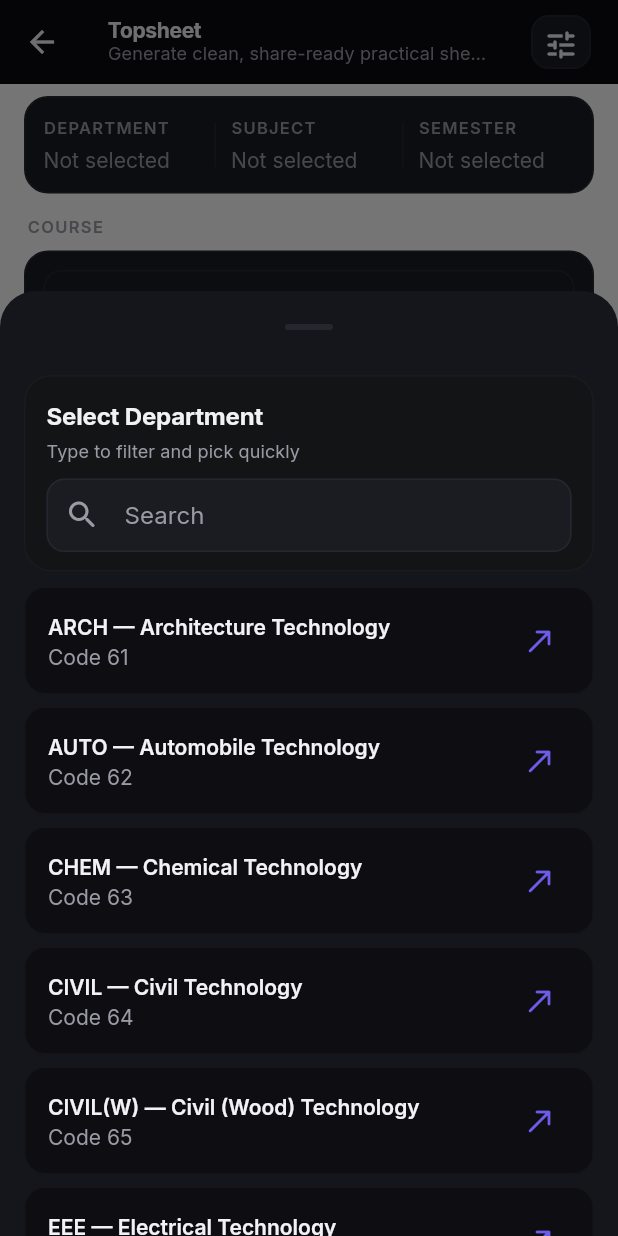
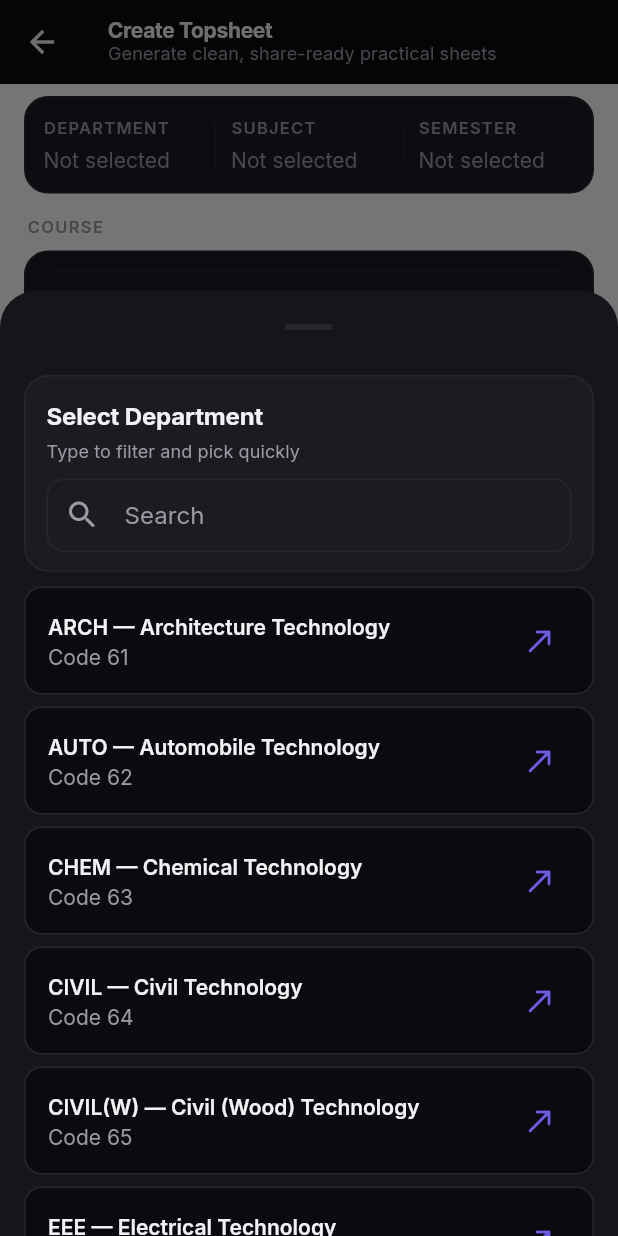
Before and after one commit to thekami-dev/topsheet, a Flutter app: the CreateScreen screen opened directly, after a tap on the "close" icon, after a tap on "Select…", on a phone screen of 412 x 824 dp. Run offline on Flutter 3.47's test engine with Material 3 defaults, Android fonts, the light colour scheme and no system bars; our stand-ins replace google_fonts, package_info_plus, pdf, printing, shared_preferences, sqflite; accounts and stored records are empty.

Commit message:
Fix applicationId/namespace to com.thekami.topsheet (match Play Console listing), flatten remaining glass surfaces, remove duplicate Settings button

```diff
--- a/lib/screens/create_screen.dart
+++ b/lib/screens/create_screen.dart
@@ -18,7 +18,6 @@ import '../pdf/topsheet_pdf.dart';
 import '../widgets/pressable.dart';
 import '../widgets/recall_text_field.dart';
 import '../widgets/searchable_picker.dart';
-import 'settings_screen.dart';
 
 /* Hallmark · genre: modern-minimal · macrostructure: Workbench
  * design-system: design.md · designed-as-app
@@ -49,7 +48,6 @@ class _CreateScreenState extends State<CreateScreen> with WidgetsBindingObserver
   final _teacherRoleCtrl = TextEditingController();
   final _teacherDeptCtrl = TextEditingController();
 
-  final _settingsButtonKey = GlobalKey();
   final _scrollController = ScrollController();
 
   _FabState _fabState = _FabState.idle;
@@ -598,13 +596,6 @@ class _CreateScreenState extends State<CreateScreen> with WidgetsBindingObserver
     });
   }
 
-  void _openSettings() {
-    final tier = motionTierOf(context);
-    Navigator.of(
-      context,
-    ).push(_SettingsRoute(reduced: tier == MotionTier.reduced));
-  }
-
   @override
   void dispose() {
     WidgetsBinding.instance.removeObserver(this);
@@ -630,7 +621,7 @@ class _CreateScreenState extends State<CreateScreen> with WidgetsBindingObserver
         title: Column(
           crossAxisAlignment: CrossAxisAlignment.start,
           children: [
-            const Text('Topsheet'),
+            const Text('Create Topsheet'),
             Text(
               'Generate clean, share-ready practical sheets',
               style: Theme.of(context).textTheme.bodySmall?.copyWith(
@@ -640,27 +631,7 @@ class _CreateScreenState extends State<CreateScreen> with WidgetsBindingObserver
             ),
           ],
         ),
-        actions: [
-          Pressable(
-            key: _settingsButtonKey,
-            onTap: _openSettings,
-            child: Padding(
-              padding: const EdgeInsets.all(10),
-              child: DecoratedBox(
-                decoration: BoxDecoration(
-                  color: scheme.surfaceContainerHighest,
-                  borderRadius: BorderRadius.circular(12),
-                  border: Border.all(color: scheme.outlineVariant),
-                ),
-                child: const Padding(
-                  padding: EdgeInsets.all(8),
-                  child: Icon(Icons.tune_rounded),
-                ),
-              ),
-            ),
-          ),
-          const SizedBox(width: 8),
-        ],
+
       ),
       body: Stack(
         children: [
@@ -950,35 +921,6 @@ class _GenerateFabState extends State<_GenerateFab>
   }
 }
 
-/// Settings push that slides in from — and dismisses back toward — the
-/// settings button's own position, so entry/exit share one path.
-class _SettingsRoute extends PageRouteBuilder<void> {
-  _SettingsRoute({required bool reduced})
-    : super(
-        transitionDuration: reduced ? Motion.fast : Motion.standard,
-        reverseTransitionDuration: Motion.fast,
-        pageBuilder: (context, animation, secondaryAnimation) =>
-            const SettingsScreen(),
-        transitionsBuilder: (context, animation, secondaryAnimation, child) {
-          if (reduced) {
-            return FadeTransition(opacity: animation, child: child);
-          }
-          final curved = CurvedAnimation(
-            parent: animation,
-            curve: Curves.easeOutCubic,
-            reverseCurve: Curves.easeOutCubic,
-          );
-          return SlideTransition(
-            position: Tween<Offset>(
-              begin: const Offset(1, 0),
-              end: Offset.zero,
-            ).animate(curved),
-            child: FadeTransition(opacity: curved, child: child),
-          );
-        },
-      );
-}
-
 class _HintBanner extends StatelessWidget {
   final VoidCallback onDismiss;
   const _HintBanner({required this.onDismiss});
@@ -988,16 +930,9 @@ class _HintBanner extends StatelessWidget {
     final scheme = Theme.of(context).colorScheme;
     return DecoratedBox(
       decoration: BoxDecoration(
-        gradient: LinearGradient(
-          begin: Alignment.topLeft,
-          end: Alignment.bottomRight,
-          colors: [
-            scheme.primaryContainer.withValues(alpha: 0.85),
-            scheme.tertiaryContainer.withValues(alpha: 0.75),
-          ],
-        ),
-        borderRadius: BorderRadius.circular(22),
-        border: Border.all(color: scheme.primary.withValues(alpha: 0.18)),
+        color: scheme.surfaceContainerHighest,
+        borderRadius: BorderRadius.circular(16),
+        border: Border.all(color: scheme.outlineVariant),
       ),
       child: Padding(
         padding: const EdgeInsets.fromLTRB(14, 14, 10, 13),
@@ -1032,7 +967,7 @@ class _HintBanner extends StatelessWidget {
                 child: Text.rich(
                   TextSpan(
                     style: Theme.of(context).textTheme.bodyMedium?.copyWith(
-                      color: scheme.onPrimaryContainer,
+                      color: scheme.onSurface,
                       height: 1.3,
                     ),
                     children: const [
@@ -1055,7 +990,7 @@ class _HintBanner extends StatelessWidget {
                 child: Icon(
                   Icons.close_rounded,
                   size: 18,
-                  color: scheme.onPrimaryContainer.withValues(alpha: 0.7),
+                  color: scheme.onSurfaceVariant,
                 ),
               ),
             ),
--- a/lib/widgets/searchable_picker.dart
+++ b/lib/widgets/searchable_picker.dart
@@ -76,11 +76,9 @@ class _PickerSheetState<T> extends State<_PickerSheet<T>> {
             child: Container(
               padding: const EdgeInsets.fromLTRB(14, 14, 14, 12),
               decoration: BoxDecoration(
-                color: scheme.surfaceContainerHigh.withValues(alpha: 0.55),
-                borderRadius: BorderRadius.circular(18),
-                border: Border.all(
-                  color: scheme.outlineVariant.withValues(alpha: 0.35),
-                ),
+                color: scheme.surfaceContainerHighest,
+                borderRadius: BorderRadius.circular(16),
+                border: Border.all(color: scheme.outlineVariant),
               ),
               child: Column(
                 crossAxisAlignment: CrossAxisAlignment.start,
@@ -150,13 +148,9 @@ class _PickerSheetState<T> extends State<_PickerSheet<T>> {
                             onTap: () => _select(item),
                             child: DecoratedBox(
                               decoration: BoxDecoration(
-                                color: scheme.surface.withValues(alpha: 0.78),
-                                borderRadius: BorderRadius.circular(14),
-                                border: Border.all(
-                                  color: scheme.outlineVariant.withValues(
-                                    alpha: 0.28,
-                                  ),
-                                ),
+                                color: scheme.surface,
+                                borderRadius: BorderRadius.circular(12),
+                                border: Border.all(color: scheme.outlineVariant),
                               ),
                               child: ListTile(
                                 title: Text(widget.labelOf(item)),
```
Also changed, not shown: lib/widgets/recall_text_field.dart (+6 -8 lines), 5 other files.
